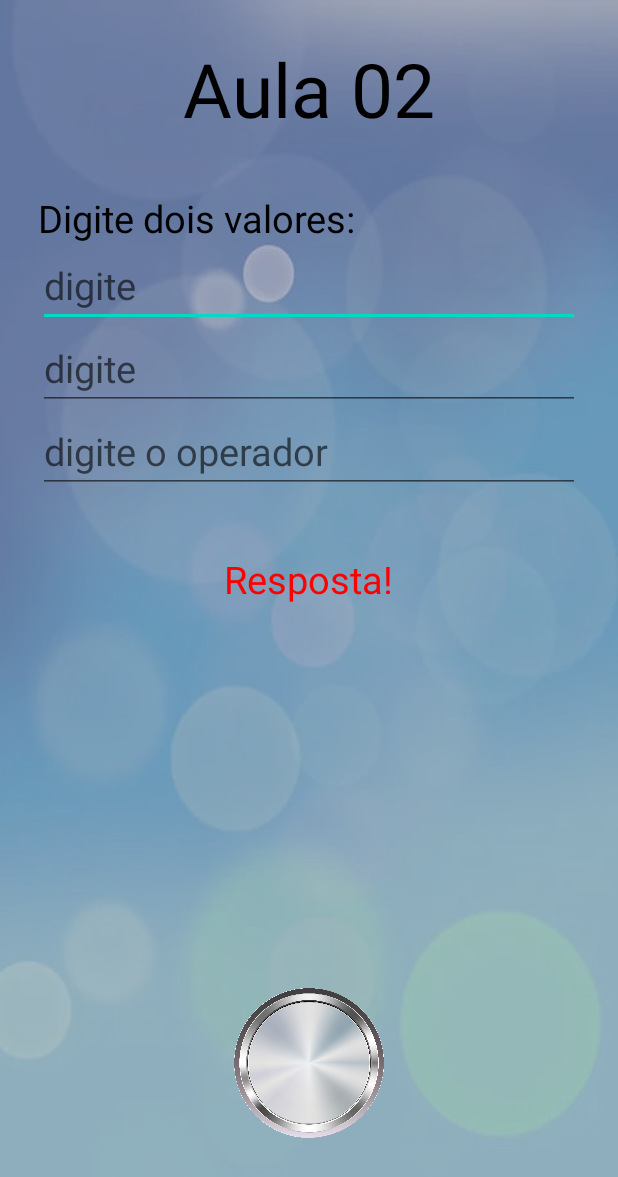
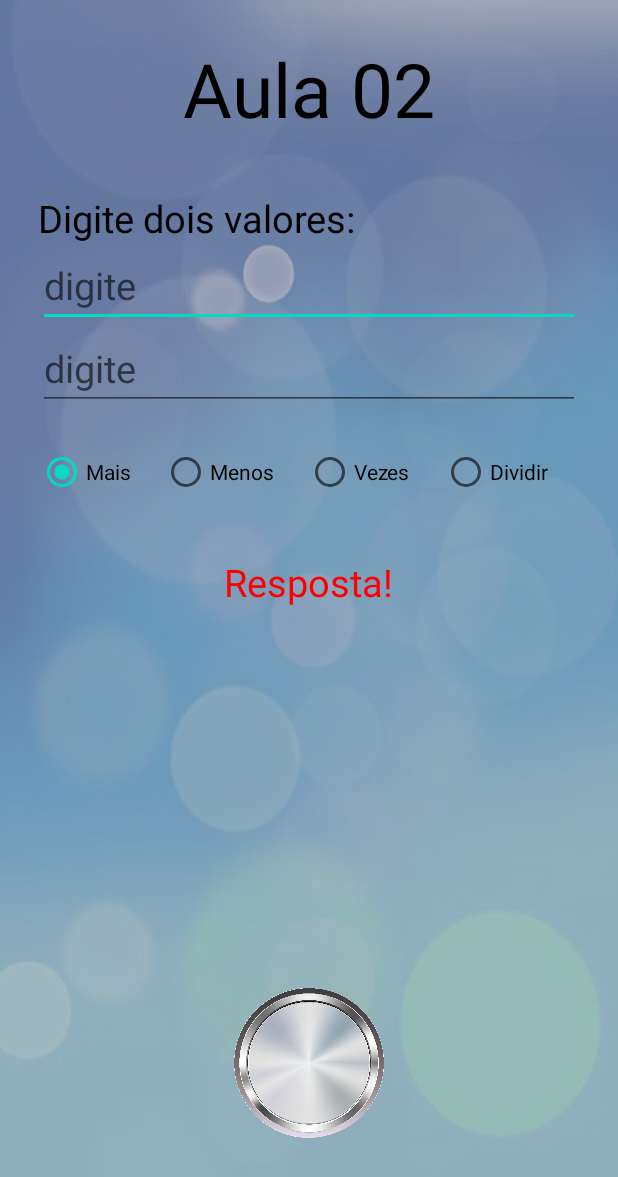
Before and after one commit to ferdinandiz/Android_2024_Aula02, an Android app: the screen it shows after launch (MainActivity), on a phone screen of 412 x 824 dp. Shown: the top 1177 px of the screen. Run offline under Robolectric (Android 15) with nearby library versions, the phone set to English and light mode, and no system bars.

Commit message:
Feature: - Botões Radio

```diff
--- a/app/build.gradle
+++ b/app/build.gradle
@@ -25,6 +25,7 @@ android {
         sourceCompatibility JavaVersion.VERSION_1_8
         targetCompatibility JavaVersion.VERSION_1_8
     }
+    namespace 'com.fer.aula02'
 }
 
 dependencies {
--- a/app/src/main/AndroidManifest.xml
+++ b/app/src/main/AndroidManifest.xml
@@ -1,7 +1,6 @@
 <?xml version="1.0" encoding="utf-8"?>
 <manifest xmlns:android="http://schemas.android.com/apk/res/android"
-    xmlns:tools="http://schemas.android.com/tools"
-    package="com.fer.aula02">
+    xmlns:tools="http://schemas.android.com/tools">
 
     <application
         android:allowBackup="true"
--- a/app/src/main/java/com/fer/aula02/MainActivity.java
+++ b/app/src/main/java/com/fer/aula02/MainActivity.java
@@ -3,6 +3,7 @@ package com.fer.aula02;
 import android.support.v7.app.AppCompatActivity;
 import android.os.Bundle;
 import android.view.View;
+import android.widget.CompoundButton;
 import android.widget.EditText;
 import android.widget.ImageView;
 import android.widget.RadioButton;
@@ -12,10 +13,12 @@ import android.widget.Toast;
 
 public class MainActivity extends AppCompatActivity {
 
-    EditText ed01, ed02, ed03;
+    EditText ed01, ed02;
     TextView textoAlvo;
     ImageView btn;
-    String op;
+    String op = "+";
+    RadioButton mais, menos, vezes, div;
+    RadioGroup operacoes;
     int resp;
     @Override
     protected void onCreate(Bundle savedInstanceState) {
@@ -24,19 +27,36 @@ public class MainActivity extends AppCompatActivity {
         ed01 = findViewById(R.id.ed01);
         ed02 = findViewById(R.id.ed02);
         textoAlvo = findViewById(R.id.alvo);
-        ed03 = findViewById(R.id.ed03);
         btn = findViewById(R.id.btn01);
+        mais = findViewById(R.id.mais);
+        menos = findViewById(R.id.menos);
+        vezes = findViewById(R.id.vezes);
+        div = findViewById(R.id.divide);
+        operacoes = findViewById(R.id.ed03);
 
+
+        operacoes.setOnCheckedChangeListener(new RadioGroup.OnCheckedChangeListener() {
+            @Override
+            public void onCheckedChanged(RadioGroup group, int checkedId) {
+                if (checkedId == mais.getId())
+                    op = "+";
+                else if (checkedId == menos.getId()) {
+                    op = "-";
+                } else if (checkedId == vezes.getId()) {
+                    op = "*";
+                }else {
+                    op = "/";
+                }
+            }
+        });
 
         btn.setOnClickListener(new View.OnClickListener() {
             @Override
             public void onClick(View v) {
                 if(!ed01.getText().toString().isEmpty()
-                && !ed02.getText().toString().isEmpty()
-                && !ed03.getText().toString().isEmpty()){
+                && !ed02.getText().toString().isEmpty()){
 
                     resp = Integer.parseInt(ed01.getText().toString());
-                    op = ed03.getText().toString();
                     if (op.equals("+") ) resp += Integer.parseInt(ed02.getText().toString());
                     else if (op.equals("-")) resp -= Integer.parseInt(ed02.getText().toString());
                     else if (op.equals("*")) resp *= Integer.parseInt(ed02.getText().toString());
--- a/app/src/main/res/layout/activity_main.xml
+++ b/app/src/main/res/layout/activity_main.xml
@@ -43,14 +43,47 @@
         android:inputType="number"
         android:hint="digite"
         android:textSize="25dp"/>
-    <EditText
+    <RadioGroup
         android:id="@+id/ed03"
+        android:layout_marginTop="25dp"
+        android:layout_below="@id/ed02"
         android:layout_width="match_parent"
         android:layout_height="wrap_content"
-        android:layout_below="@id/ed02"
-        android:inputType="text"
-        android:hint="digite o operador"
-        android:textSize="25dp"/>
+        android:layoutDirection="ltr"
+        android:textDirection="ltr"
+        android:orientation="horizontal"
+        android:weightSum="4"
+        >
+        <RadioButton
+            android:id="@+id/mais"
+            android:layout_width="wrap_content"
+            android:layout_height="wrap_content"
+            android:checked="true"
+            android:text="Mais"
+            android:layout_weight="1"
+            />
+        <RadioButton
+            android:id="@+id/menos"
+            android:layout_width="wrap_content"
+            android:layout_height="wrap_content"
+            android:text="Menos"
+            android:layout_weight="1"
+            />
+        <RadioButton
+            android:id="@+id/vezes"
+            android:layout_width="wrap_content"
+            android:layout_height="wrap_content"
+            android:text="Vezes"
+            android:layout_weight="1"
+            />
+        <RadioButton
+            android:id="@+id/divide"
+            android:layout_width="wrap_content"
+            android:layout_height="wrap_content"
+            android:text="Dividir"
+            android:layout_weight="1"
+            />
+    </RadioGroup>
 
     <TextView
         android:id="@+id/alvo"
--- a/build.gradle
+++ b/build.gradle
@@ -1,7 +1,7 @@
 // Top-level build file where you can add configuration options common to all sub-projects/modules.
 plugins {
-    id 'com.android.application' version '7.2.1' apply false
-    id 'com.android.library' version '7.2.1' apply false
+    id 'com.android.application' version '7.4.2' apply false
+    id 'com.android.library' version '7.4.2' apply false
 }
 
 task clean(type: Delete) {
```
Also changed, not shown: gradle/wrapper/gradle-wrapper.properties.
